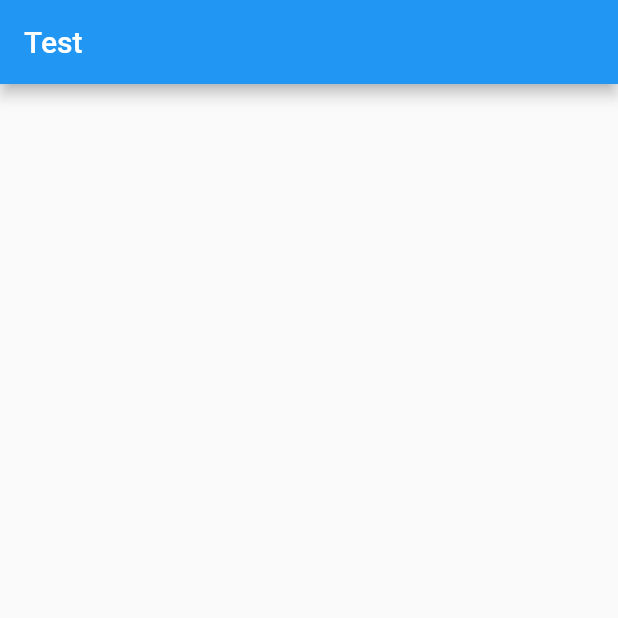
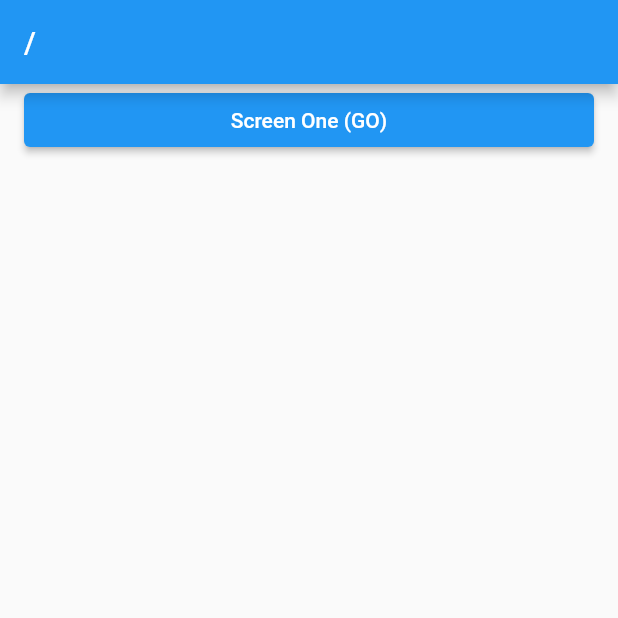
Before and after one commit to isnow890/go_router_actual, a Flutter app: the screen it shows after launch, on a phone screen of 412 x 824 dp, the top half of it. Run offline on Flutter 3.47's test engine with Material 2 defaults, Android fonts, the phone set to English and light mode, and no system bars; our stand-ins replace go_router.

Commit message:
Go 함수

```diff
--- a/lib/layout/default_layout.dart
+++ b/lib/layout/default_layout.dart
@@ -1,4 +1,5 @@
 import 'package:flutter/material.dart';
+import 'package:go_router/go_router.dart';
 
 class DefaultLayout extends StatelessWidget {
   final Widget body;
@@ -7,13 +8,15 @@ class DefaultLayout extends StatelessWidget {
 
   @override
   Widget build(BuildContext context) {
+
+    final router = GoRouter.of(context);
     return Scaffold(
       body: Padding(
         padding: EdgeInsets.symmetric(horizontal: 16.0),
         child: body,
       ),
       appBar: AppBar(
-        title: Text('Test'),
+        title: Text(router.location),
       ),
     );
   }
--- a/lib/main.dart
+++ b/lib/main.dart
@@ -1,38 +1,39 @@
 import 'package:flutter/material.dart';
 import 'package:go_router/go_router.dart';
+import 'package:go_router_acutal/screen/1_screen.dart';
 import 'package:go_router_acutal/screen/home_screen.dart';
 
-void main() {
-  runApp(_App());
-}
+void main() => runApp(_App());
+
+/// The route configuration.
+final GoRouter _router = GoRouter(
+  routes: <RouteBase>[
+    GoRoute(
+      //처음 시작되는 화면
+      path: '/',
+      builder: (BuildContext context, GoRouterState state) {
+        return const HomeScreen();
+      },
+      routes: <RouteBase>[
+        GoRoute(
+          path: 'one',
+          builder: (BuildContext context, GoRouterState state) {return const OneScreen();
+          },
+        ),
+      ],
+    ),
+  ],
+);
 
 class _App extends StatelessWidget {
   const _App({Key? key}) : super(key: key);
 
-  // Go Router 2
-  GoRouter get _router => GoRouter(
-    //처음 시작되는 화면
-    initialLocation: '/',
-        routes: [
-          GoRoute(
-            path: '/',
-            builder: (_, state) => HomeScreen(),
-          ),
-        ],
-      );
-
   @override
   Widget build(BuildContext context) {
-    // Go Router 1
+// Go Router 1
     return MaterialApp.router(
-      //라우트 정보를 전달
-      routeInformationProvider: _router.routeInformationProvider,
-      //URI String을 상태 및 Go Router에서 사용할 수 있는 형태로
-      //변환해 주는 함수
-      routeInformationParser: _router.routeInformationParser,
-      //위에서 변경된 값으로
-      //실제 어떤 라우트를 보여줄지 정하는 함수
-      routerDelegate: _router.routerDelegate,
+      routerConfig: _router,
+
     );
   }
 }
--- /dev/null
+++ b/lib/screen/1_screen.dart
@@ -0,0 +1,13 @@
+import 'package:flutter/material.dart';
+import 'package:go_router_acutal/layout/default_layout.dart';
+
+class OneScreen extends StatelessWidget {
+  const OneScreen({Key? key}) : super(key: key);
+
+  @override
+  Widget build(BuildContext context) {
+    return DefaultLayout(body: Column(children: [
+
+    ],));
+  }
+}
--- a/lib/screen/home_screen.dart
+++ b/lib/screen/home_screen.dart
@@ -1,4 +1,5 @@
 import 'package:flutter/material.dart';
+import 'package:go_router/go_router.dart';
 import 'package:go_router_acutal/layout/default_layout.dart';
 
 class HomeScreen extends StatelessWidget {
@@ -7,8 +8,17 @@ class HomeScreen extends StatelessWidget {
   @override
   Widget build(BuildContext context) {
     return DefaultLayout(
-        body: Column(
-      children: [],
-    ));
+      body: Column(
+        crossAxisAlignment: CrossAxisAlignment.stretch,
+        children: [
+          ElevatedButton(
+            onPressed: () {
+              context.go('/one');
+            },
+            child: Text('Screen One (GO)'),
+          ),
+        ],
+      ),
+    );
   }
 }
```
